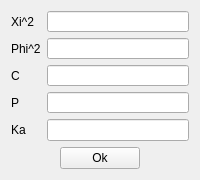
Before: the Qt Designer form forms/statwindow.ui in gAlexander113/IrGen, drawn with Qt 5.
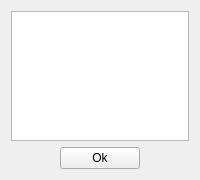
After: the same form once the commit is applied.

Patch:
```diff
--- a/forms/statwindow.ui
+++ b/forms/statwindow.ui
@@ -23,78 +23,7 @@
    <item>
     <layout class="QVBoxLayout" name="verticalLayout">
      <item>
-      <layout class="QFormLayout" name="formLayout">
-       <item row="0" column="0">
-        <widget class="QLabel" name="label">
-         <property name="text">
-          <string>Xi^2</string>
-         </property>
-        </widget>
-       </item>
-       <item row="0" column="1">
-        <widget class="QLineEdit" name="leXi">
-         <property name="readOnly">
-          <bool>true</bool>
-         </property>
-        </widget>
-       </item>
-       <item row="1" column="0">
-        <widget class="QLabel" name="label_2">
-         <property name="text">
-          <string>Phi^2</string>
-         </property>
-        </widget>
-       </item>
-       <item row="1" column="1">
-        <widget class="QLineEdit" name="lePhi">
-         <property name="readOnly">
-          <bool>true</bool>
-         </property>
-        </widget>
-       </item>
-       <item row="2" column="0">
-        <widget class="QLabel" name="label_3">
-         <property name="text">
-          <string>C</string>
-         </property>
-        </widget>
-       </item>
-       <item row="2" column="1">
-        <widget class="QLineEdit" name="leC">
-         <property name="readOnly">
-          <bool>true</bool>
-         </property>
-        </widget>
-       </item>
-       <item row="3" column="0">
-        <widget class="QLabel" name="label_4">
-         <property name="text">
-          <string>P</string>
-         </property>
-        </widget>
-       </item>
-       <item row="3" column="1">
-        <widget class="QLineEdit" name="leP">
-         <property name="readOnly">
-          <bool>true</bool>
-         </property>
-        </widget>
-       </item>
-       <item row="4" column="0">
-        <widget class="QLabel" name="label_5">
-         <property name="text">
-          <string>Ka</string>
-         </property>
-        </widget>
-       </item>
-       <item row="4" column="1">
-        <widget class="QLineEdit" name="leKa">
-         <property name="readOnly">
-          <bool>true</bool>
-         </property>
-        </widget>
-       </item>
-      </layout>
+      <widget class="QListWidget" name="listWidget"/>
      </item>
      <item>
       <layout class="QHBoxLayout" name="horizontalLayout">
```
